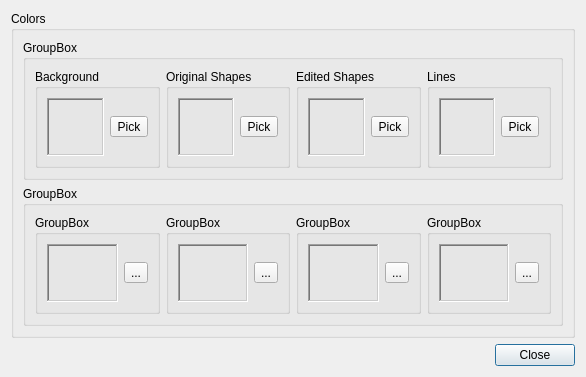
First picture: the form in settingsdialog.ui, repository tobiasvogel/GerberStencilGenerator, before the edit.
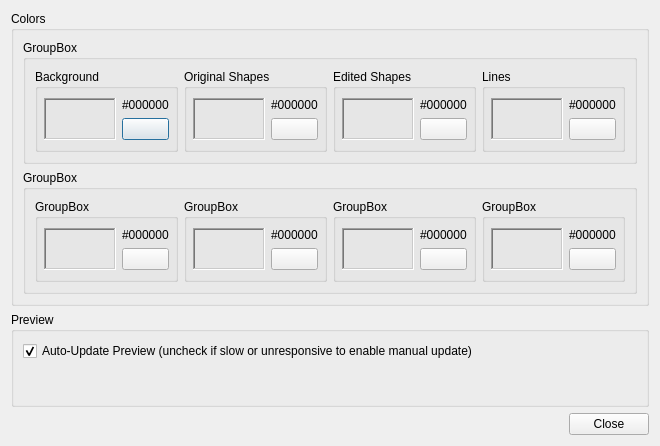
Second picture: the form after the edit. Icons and pictures are not drawn.

Commit message: Replaced QToolButtons by QPushButtons

```diff
--- a/settingsdialog.ui
+++ b/settingsdialog.ui
@@ -6,8 +6,8 @@
    <rect>
     <x>0</x>
     <y>0</y>
-    <width>586</width>
-    <height>377</height>
+    <width>660</width>
+    <height>446</height>
    </rect>
   </property>
   <property name="windowTitle">
@@ -56,8 +56,20 @@
             <string>Background</string>
            </property>
            <layout class="QHBoxLayout" name="horizontalLayout_6">
+            <property name="leftMargin">
+             <number>6</number>
+            </property>
+            <property name="rightMargin">
+             <number>6</number>
+            </property>
             <item>
              <widget class="QFrame" name="backgroundColorFrame">
+              <property name="sizePolicy">
+               <sizepolicy hsizetype="Expanding" vsizetype="Preferred">
+                <horstretch>0</horstretch>
+                <verstretch>0</verstretch>
+               </sizepolicy>
+              </property>
               <property name="frameShape">
                <enum>QFrame::WinPanel</enum>
               </property>
@@ -67,15 +79,29 @@
              </widget>
             </item>
             <item>
-             <widget class="QToolButton" name="backgroundColorChooser">
+             <layout class="QVBoxLayout" name="verticalLayout_3">
+              <item>
+               <widget class="QLabel" name="backgroundColorLabel">
               <property name="text">
-               <string>Pick</string>
+                 <string>#000000</string>
+                </property>
+               </widget>
+              </item>
+              <item>
+               <widget class="QPushButton" name="backgroundColorChooser">
+                <property name="minimumSize">
+                 <size>
+                  <width>32</width>
+                  <height>0</height>
+                 </size>
               </property>
               <property name="icon">
                <iconset resource="resources.qrc">
                 <normaloff>:/res/color_pick</normaloff>:/res/color_pick</iconset>
               </property>
              </widget>
+              </item>
+             </layout>
             </item>
            </layout>
           </widget>
@@ -92,8 +118,20 @@
             <string>Original Shapes</string>
            </property>
            <layout class="QHBoxLayout" name="horizontalLayout_7">
+            <property name="leftMargin">
+             <number>6</number>
+            </property>
+            <property name="rightMargin">
+             <number>6</number>
+            </property>
             <item>
              <widget class="QFrame" name="flashColorFrame">
+              <property name="sizePolicy">
+               <sizepolicy hsizetype="Expanding" vsizetype="Preferred">
+                <horstretch>0</horstretch>
+                <verstretch>0</verstretch>
+               </sizepolicy>
+              </property>
               <property name="frameShape">
                <enum>QFrame::WinPanel</enum>
               </property>
@@ -103,15 +141,23 @@
              </widget>
             </item>
             <item>
-             <widget class="QToolButton" name="flashColorChooser">
+             <layout class="QVBoxLayout" name="verticalLayout_4">
+              <item>
+               <widget class="QLabel" name="flashColorLabel">
               <property name="text">
-               <string>Pick</string>
-              </property>
+                 <string>#000000</string>
+                </property>
+               </widget>
+              </item>
+              <item>
+               <widget class="QPushButton" name="flashColorChooser">
               <property name="icon">
                <iconset resource="resources.qrc">
                 <normaloff>:/res/color_pick</normaloff>:/res/color_pick</iconset>
               </property>
              </widget>
+              </item>
+             </layout>
             </item>
            </layout>
           </widget>
@@ -128,8 +174,20 @@
             <string>Edited Shapes</string>
            </property>
            <layout class="QHBoxLayout" name="horizontalLayout_8">
+            <property name="leftMargin">
+             <number>6</number>
+            </property>
+            <property name="rightMargin">
+             <number>6</number>
+            </property>
             <item>
              <widget class="QFrame" name="adjustmentColorFrame">
+              <property name="sizePolicy">
+               <sizepolicy hsizetype="Expanding" vsizetype="Preferred">
+                <horstretch>0</horstretch>
+                <verstretch>0</verstretch>
+               </sizepolicy>
+              </property>
               <property name="frameShape">
                <enum>QFrame::WinPanel</enum>
               </property>
@@ -139,15 +197,23 @@
              </widget>
             </item>
             <item>
-             <widget class="QToolButton" name="adjustmentColorChooser">
+             <layout class="QVBoxLayout" name="verticalLayout_5">
+              <item>
+               <widget class="QLabel" name="adjustmentColorLabel">
               <property name="text">
-               <string>Pick</string>
-              </property>
+                 <string>#000000</string>
+                </property>
+               </widget>
+              </item>
+              <item>
+               <widget class="QPushButton" name="adjustmentColorChooser">
               <property name="icon">
                <iconset resource="resources.qrc">
                 <normaloff>:/res/color_pick</normaloff>:/res/color_pick</iconset>
               </property>
              </widget>
+              </item>
+             </layout>
             </item>
            </layout>
           </widget>
@@ -164,8 +230,20 @@
             <string>Lines</string>
            </property>
            <layout class="QHBoxLayout" name="horizontalLayout_9">
+            <property name="leftMargin">
+             <number>6</number>
+            </property>
+            <property name="rightMargin">
+             <number>6</number>
+            </property>
             <item>
              <widget class="QFrame" name="lineColorFrame">
+              <property name="sizePolicy">
+               <sizepolicy hsizetype="Expanding" vsizetype="Preferred">
+                <horstretch>0</horstretch>
+                <verstretch>0</verstretch>
+               </sizepolicy>
+              </property>
               <property name="frameShape">
                <enum>QFrame::WinPanel</enum>
               </property>
@@ -175,15 +253,23 @@
              </widget>
             </item>
             <item>
-             <widget class="QToolButton" name="lineColorChooser">
+             <layout class="QVBoxLayout" name="verticalLayout_6">
+              <item>
+               <widget class="QLabel" name="lineColorLabel">
               <property name="text">
-               <string>Pick</string>
-              </property>
+                 <string>#000000</string>
+                </property>
+               </widget>
+              </item>
+              <item>
+               <widget class="QPushButton" name="lineColorChooser">
               <property name="icon">
                <iconset resource="resources.qrc">
                 <normaloff>:/res/color_pick</normaloff>:/res/color_pick</iconset>
               </property>
              </widget>
+              </item>
+             </layout>
             </item>
            </layout>
           </widget>
@@ -215,8 +301,20 @@
             <string>GroupBox</string>
            </property>
            <layout class="QHBoxLayout" name="horizontalLayout_2">
+            <property name="leftMargin">
+             <number>6</number>
+            </property>
+            <property name="rightMargin">
+             <number>6</number>
+            </property>
             <item>
              <widget class="QFrame" name="frame">
+              <property name="sizePolicy">
+               <sizepolicy hsizetype="Expanding" vsizetype="Preferred">
+                <horstretch>0</horstretch>
+                <verstretch>0</verstretch>
+               </sizepolicy>
+              </property>
               <property name="frameShape">
                <enum>QFrame::WinPanel</enum>
               </property>
@@ -226,11 +324,23 @@
              </widget>
             </item>
             <item>
-             <widget class="QToolButton" name="toolButton">
+             <layout class="QVBoxLayout" name="verticalLayout_7">
+              <item>
+               <widget class="QLabel" name="label_5">
               <property name="text">
-               <string>...</string>
-              </property>
-             </widget>
+                 <string>#000000</string>
+                </property>
+               </widget>
+              </item>
+              <item>
+               <widget class="QPushButton" name="pushButton">
+                <property name="icon">
+                 <iconset resource="resources.qrc">
+                  <normaloff>:/res/color_pick</normaloff>:/res/color_pick</iconset>
+                </property>
+               </widget>
+              </item>
+             </layout>
             </item>
            </layout>
           </widget>
@@ -247,8 +357,20 @@
             <string>GroupBox</string>
            </property>
            <layout class="QHBoxLayout" name="horizontalLayout_5">
+            <property name="leftMargin">
+             <number>6</number>
+            </property>
+            <property name="rightMargin">
+             <number>6</number>
+            </property>
             <item>
              <widget class="QFrame" name="frame_4">
+              <property name="sizePolicy">
+               <sizepolicy hsizetype="Expanding" vsizetype="Preferred">
+                <horstretch>0</horstretch>
+                <verstretch>0</verstretch>
+               </sizepolicy>
+              </property>
               <property name="frameShape">
                <enum>QFrame::WinPanel</enum>
               </property>
@@ -258,11 +380,23 @@
              </widget>
             </item>
             <item>
-             <widget class="QToolButton" name="toolButton_4">
+             <layout class="QVBoxLayout" name="verticalLayout_8">
+              <item>
+               <widget class="QLabel" name="label_6">
               <property name="text">
-               <string>...</string>
-              </property>
-             </widget>
+                 <string>#000000</string>
+                </property>
+               </widget>
+              </item>
+              <item>
+               <widget class="QPushButton" name="pushButton_4">
+                <property name="icon">
+                 <iconset resource="resources.qrc">
+                  <normaloff>:/res/color_pick</normaloff>:/res/color_pick</iconset>
+                </property>
+               </widget>
+              </item>
+             </layout>
             </item>
            </layout>
           </widget>
@@ -279,8 +413,20 @@
             <string>GroupBox</string>
            </property>
            <layout class="QHBoxLayout" name="horizontalLayout_3">
+            <property name="leftMargin">
+             <number>6</number>
+            </property>
+            <property name="rightMargin">
+             <number>6</number>
+            </property>
             <item>
              <widget class="QFrame" name="frame_2">
+              <property name="sizePolicy">
+               <sizepolicy hsizetype="Expanding" vsizetype="Preferred">
+                <horstretch>0</horstretch>
+                <verstretch>0</verstretch>
+               </sizepolicy>
+              </property>
               <property name="frameShape">
                <enum>QFrame::WinPanel</enum>
               </property>
@@ -290,11 +436,23 @@
              </widget>
             </item>
             <item>
-             <widget class="QToolButton" name="toolButton_2">
+             <layout class="QVBoxLayout" name="verticalLayout_9">
+              <item>
+               <widget class="QLabel" name="label_7">
               <property name="text">
-               <string>...</string>
-              </property>
-             </widget>
+                 <string>#000000</string>
+                </property>
+               </widget>
+              </item>
+              <item>
+               <widget class="QPushButton" name="pushButton_2">
+                <property name="icon">
+                 <iconset resource="resources.qrc">
+                  <normaloff>:/res/color_pick</normaloff>:/res/color_pick</iconset>
+                </property>
+               </widget>
+              </item>
+             </layout>
             </item>
            </layout>
           </widget>
@@ -311,8 +469,20 @@
             <string>GroupBox</string>
            </property>
            <layout class="QHBoxLayout" name="horizontalLayout_4">
+            <property name="leftMargin">
+             <number>6</number>
+            </property>
+            <property name="rightMargin">
+             <number>6</number>
+            </property>
             <item>
              <widget class="QFrame" name="frame_3">
+              <property name="sizePolicy">
+               <sizepolicy hsizetype="Expanding" vsizetype="Preferred">
+                <horstretch>0</horstretch>
+                <verstretch>0</verstretch>
+               </sizepolicy>
+              </property>
               <property name="frameShape">
                <enum>QFrame::WinPanel</enum>
               </property>
@@ -322,13 +492,25 @@
              </widget>
             </item>
             <item>
-             <widget class="QToolButton" name="toolButton_3">
+             <layout class="QVBoxLayout" name="verticalLayout_10">
+              <item>
+               <widget class="QLabel" name="label_8">
               <property name="text">
-               <string>...</string>
+                 <string>#000000</string>
               </property>
              </widget>
             </item>
-           </layout>
+              <item>
+               <widget class="QPushButton" name="pushButton_3">
+                <property name="icon">
+                 <iconset resource="resources.qrc">
+                  <normaloff>:/res/color_pick</normaloff>:/res/color_pick</iconset>
+                </property>
+               </widget>
+              </item>
+             </layout>
+            </item>
+           </layout>
           </widget>
          </item>
         </layout>
@@ -337,6 +519,25 @@
      </layout>
     </widget>
    </item>
+   <item>
+    <widget class="QGroupBox" name="autoPreviewGroupBox">
+     <property name="title">
+      <string>Preview</string>
+     </property>
+     <layout class="QFormLayout" name="formLayout">
+      <item row="0" column="0">
+       <widget class="QCheckBox" name="checkBox">
+        <property name="text">
+         <string>Auto-Update Preview (uncheck if slow or unresponsive to enable manual update)</string>
+        </property>
+        <property name="checked">
+         <bool>true</bool>
+        </property>
+       </widget>
+      </item>
+     </layout>
+    </widget>
+   </item>
    <item>
     <widget class="QDialogButtonBox" name="buttonBox">
      <property name="orientation">
```
Lines whose indentation alone changed are shown as unchanged. The commit also changes 5 other files.
